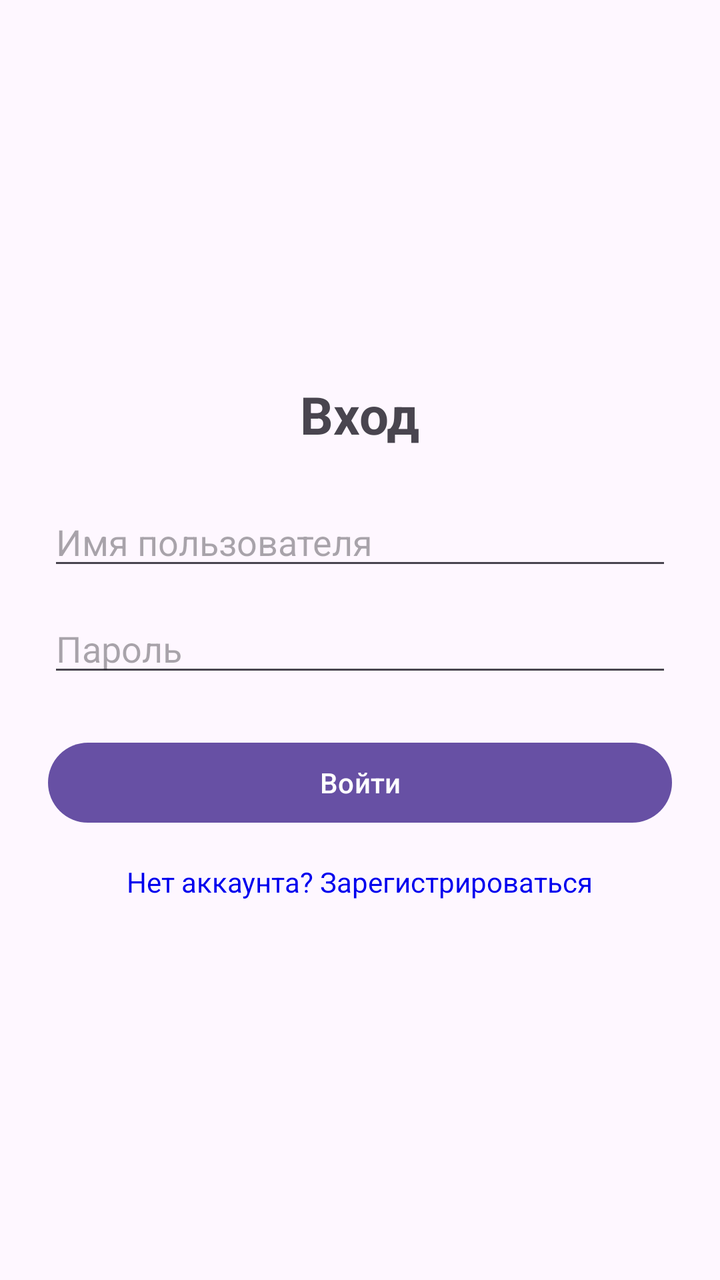
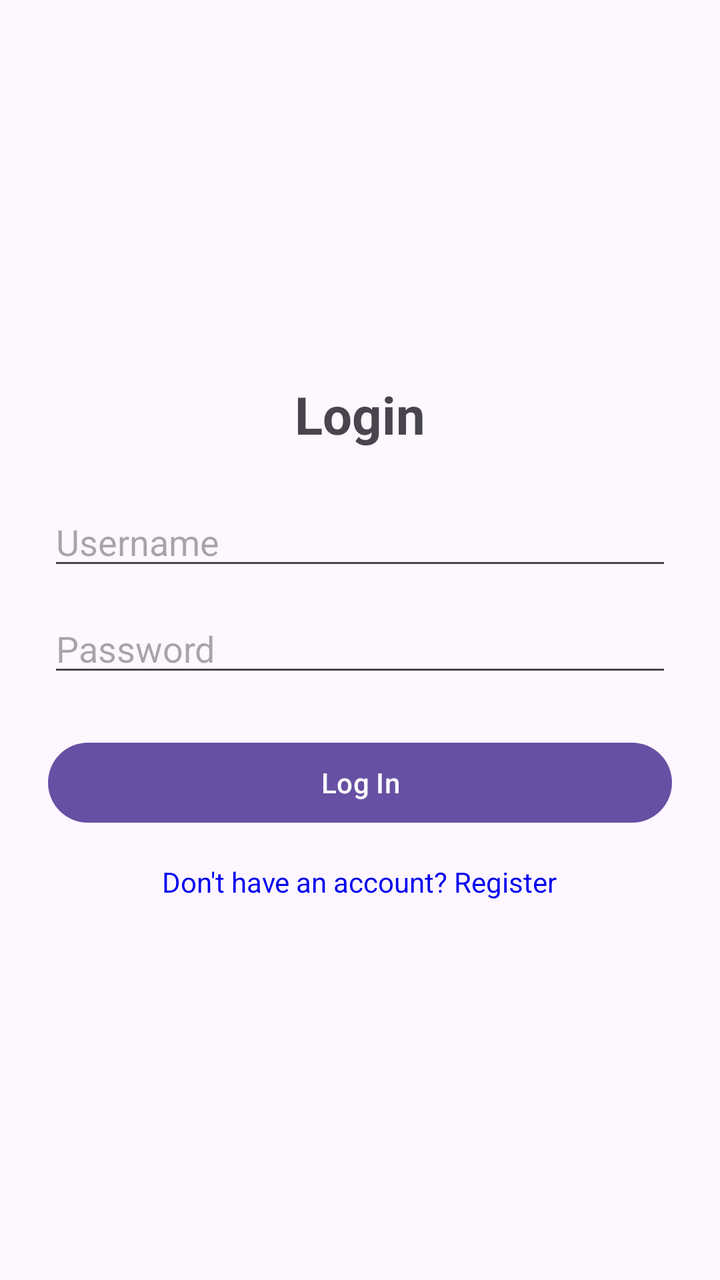

Compare the two renders of this Android layout. The source of the first and the diff that turns it into the second are given below.
<!-- AndroidManifest.xml: application theme Theme.PROJECTMM -->
<!-- res/layout/activity_login.xml -->
<?xml version="1.0" encoding="utf-8"?>
<LinearLayout xmlns:android="http://schemas.android.com/apk/res/android"
    android:layout_width="match_parent"
    android:layout_height="match_parent"
    android:orientation="vertical"
    android:padding="24dp"
    android:gravity="center">

    <TextView
        android:layout_width="wrap_content"
        android:layout_height="wrap_content"
        android:text="Вход"
        android:textSize="26sp"
        android:textStyle="bold"
        android:layout_marginBottom="24dp" />

    <EditText
        android:id="@+id/etLoginName"
        android:layout_width="match_parent"
        android:layout_height="wrap_content"
        android:hint="Имя пользователя"
        android:inputType="text" />

    <EditText
        android:id="@+id/etLoginPass"
        android:layout_width="match_parent"
        android:layout_height="wrap_content"
        android:hint="Пароль"
        android:inputType="textPassword"
        android:layout_marginTop="12dp" />

    <Button
        android:id="@+id/btnLogin"
        android:layout_width="match_parent"
        android:layout_height="wrap_content"
        android:text="Войти"
        android:layout_marginTop="24dp" />

    <TextView
        android:id="@+id/tvGoToRegister"
        android:layout_width="wrap_content"
        android:layout_height="wrap_content"
        android:text="Нет аккаунта? Зарегистрироваться"
        android:textColor="#0000EE"
        android:layout_marginTop="16dp" />

</LinearLayout>
<!-- resources referenced by this layout -->
<resources>
  <style name="Theme.PROJECTMM" parent="Base.Theme.PROJECTMM" />
  <style name="Base.Theme.PROJECTMM" parent="Theme.Material3.DayNight.NoActionBar">
      </style>
</resources>

<!-- the commit's change to res/layout/activity_login.xml (unified diff, before → after) -->
@@ -9,7 +9,7 @@
     <TextView
         android:layout_width="wrap_content"
         android:layout_height="wrap_content"
-        android:text="Вход"
+        android:text="Login"
         android:textSize="26sp"
         android:textStyle="bold"
         android:layout_marginBottom="24dp" />
@@ -18,14 +18,14 @@
         android:id="@+id/etLoginName"
         android:layout_width="match_parent"
         android:layout_height="wrap_content"
-        android:hint="Имя пользователя"
+        android:hint="Username"
         android:inputType="text" />
 
     <EditText
         android:id="@+id/etLoginPass"
         android:layout_width="match_parent"
         android:layout_height="wrap_content"
-        android:hint="Пароль"
+        android:hint="Password"
         android:inputType="textPassword"
         android:layout_marginTop="12dp" />
 
@@ -33,14 +33,14 @@
         android:id="@+id/btnLogin"
         android:layout_width="match_parent"
         android:layout_height="wrap_content"
-        android:text="Войти"
+        android:text="Log In"
         android:layout_marginTop="24dp" />
 
     <TextView
         android:id="@+id/tvGoToRegister"
         android:layout_width="wrap_content"
         android:layout_height="wrap_content"
-        android:text="Нет аккаунта? Зарегистрироваться"
+        android:text="Don't have an account? Register"
         android:textColor="#0000EE"
         android:layout_marginTop="16dp" />
 
